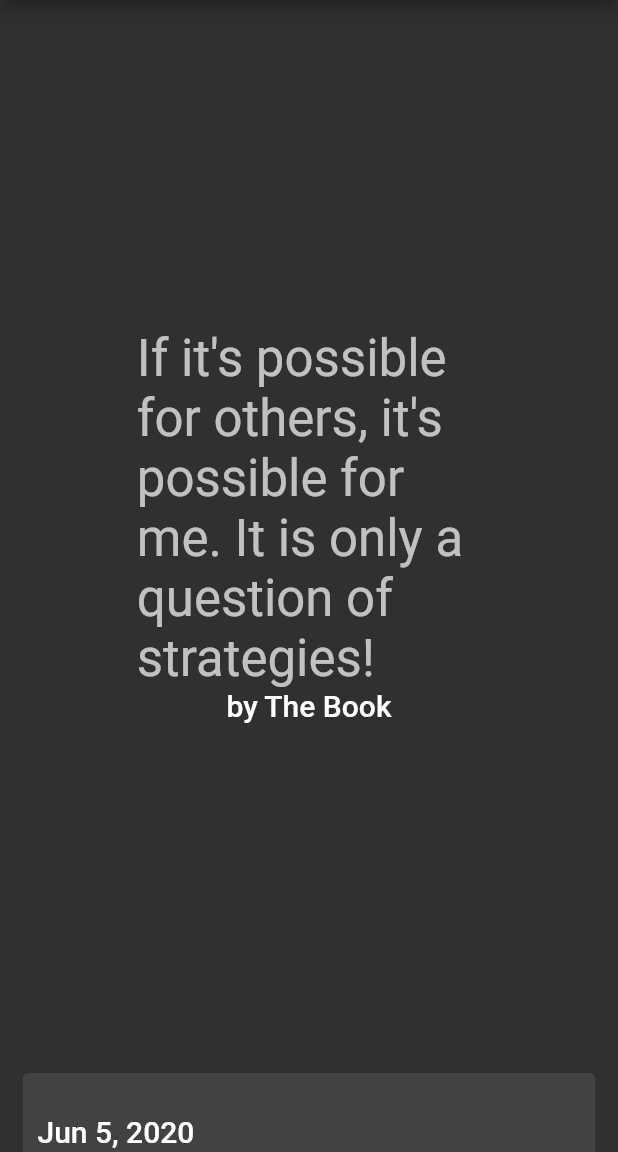
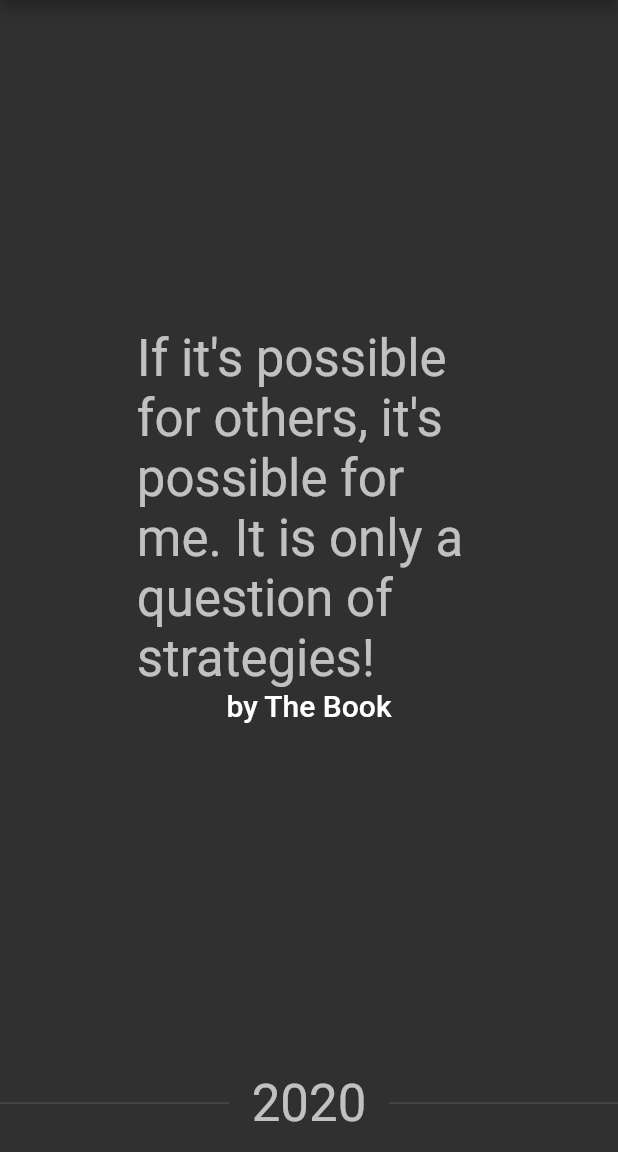
Before and after one commit to duckladydinh/duckladydinh.github.io, a Flutter app: the screen it shows after launch, swiped to page 4, on a phone screen of 412 x 824 dp, the part 84-1236 px from its top. Run offline on Flutter 3.47's test engine with Material 2 defaults, Android fonts, the light colour scheme and no system bars; drawn by our look-alikes of carousel_slider.

Commit message:
CM0043 (flutter): group events by year and add some more older events for testing

```diff
--- a/lib/data/manual_app_data.dart
+++ b/lib/data/manual_app_data.dart
@@ -66,6 +66,23 @@ final idioms = [
 ];
 
 final events = [
+  Event(
+    date: DateTime(2016, 9, 5),
+    summary: "I came to Germany!",
+    story: null,
+  ),
+  Event(
+    date: DateTime(2017, 1, 29),
+    summary:
+        "FAU Winter Contest, runner-up at TUM, my first glory ever at university!",
+    story: null,
+  ),
+  Event(
+    date: DateTime(2019, 4, 17),
+    summary:
+        "For the first time in many years, I finally made my way through Code Jam Round 1! (Rank 902 Round 1A)",
+    story: null,
+  ),
   Event(
     date: DateTime(2020, 2, 5),
     summary: "I graduated! Eureka!",
@@ -143,7 +160,7 @@ final events = [
   Event(
     date: DateTime(2020, 6, 5),
     summary:
-        "Fun experiement! A little bird told me my English was too broken. Today, I recodered myself singing in English and Vietnamese and surprisingly, both are equally broken to the point that I can feel the struggle in pronouncing every word.",
+        "Fun experiment! A little bird told me my English was too broken. Today, I recodered myself singing in English and Vietnamese and surprisingly, both are equally broken to the point that I can feel the struggle in pronouncing every word.",
     story: null,
   ),
 ];
--- /dev/null
+++ b/lib/widgets/annotated_divider.dart
@@ -0,0 +1,35 @@
+import 'package:flutter/material.dart';
+
+class AnnotatedDivider extends StatelessWidget {
+  final String text;
+  final double thickness;
+  final double textPadding;
+
+  AnnotatedDivider(this.text, {this.thickness = 1.0, this.textPadding = 15.0});
+
+  @override
+  Widget build(BuildContext context) {
+    return Row(
+      crossAxisAlignment: CrossAxisAlignment.center,
+      children: [
+        Expanded(
+          child: Divider(
+            thickness: this.thickness,
+          ),
+        ),
+        Padding(
+          padding: EdgeInsets.all(this.textPadding),
+          child: Text(
+            this.text,
+            style: Theme.of(context).textTheme.headline4,
+          ),
+        ),
+        Expanded(
+          child: Divider(
+            thickness: this.thickness,
+          ),
+        ),
+      ],
+    );
+  }
+}
--- a/lib/widgets/event_board.dart
+++ b/lib/widgets/event_board.dart
@@ -1,8 +1,10 @@
 import 'dart:math';
 
 import 'package:duckladydinh/api/models.dart';
+import 'package:duckladydinh/widgets/event_card.dart';
 import 'package:flutter/material.dart';
-import 'package:intl/intl.dart';
+
+import 'annotated_divider.dart';
 
 class EventBoard extends StatelessWidget {
   final double estimatedHeight;
@@ -17,42 +19,29 @@ class EventBoard extends StatelessWidget {
     final cols = max(1, (this.maxWidth / this.minWidth).floor());
     final estimatedColWidth = this.maxWidth / cols;
 
-    return GridView.count(
-      childAspectRatio: estimatedColWidth / this.estimatedHeight,
-      physics: ScrollPhysics(),
-      crossAxisCount: cols,
-      shrinkWrap: true,
-      children: [
-        for (var event in events)
-          Card(
-            key: event.key,
-            margin: EdgeInsets.symmetric(horizontal: 15, vertical: 15),
-            child: InkWell(
-              onTap: () {},
-              child: Padding(
-                padding: EdgeInsets.symmetric(horizontal: 10, vertical: 10),
-                child: Column(
-                  mainAxisAlignment: MainAxisAlignment.center,
-                  crossAxisAlignment: CrossAxisAlignment.stretch,
-                  children: [
-                    Text(
-                      DateFormat.yMMMd().format(event.date),
-                      style: Theme.of(context).textTheme.headline6,
-                    ),
-                    const Divider(),
-                    Text(
-                      event.summary,
-                      style: Theme.of(context)
-                          .textTheme
-                          .apply(fontSizeFactor: 1.25)
-                          .bodyText1,
-                    ),
-                  ],
+    final eventMap = Map<int, List<Event>>();
+    for (var event in this.events) {
+      final year = event.date.year;
+      if (!eventMap.containsKey(year)) {
+        eventMap[year] = List<Event>();
+      }
+      final eventList = eventMap[year];
+      eventList.add(event);
+    }
+
+    return Column(
+      children: eventMap.entries
+          .expand((e) => [
+                AnnotatedDivider(e.key.toString()),
+                GridView.count(
+                  childAspectRatio: estimatedColWidth / this.estimatedHeight,
+                  physics: ScrollPhysics(),
+                  crossAxisCount: cols,
+                  shrinkWrap: true,
+                  children: [for (var event in e.value) EventCard(event)],
                 ),
-              ),
-            ),
-          ),
-      ],
+              ])
+          .toList(),
     );
   }
 }
--- /dev/null
+++ b/lib/widgets/event_card.dart
@@ -0,0 +1,42 @@
+import 'package:duckladydinh/api/models.dart';
+import 'package:flutter/material.dart';
+import 'package:intl/intl.dart';
+
+class EventCard extends StatelessWidget {
+  final Event event;
+
+  EventCard(this.event);
+
+  @override
+  Widget build(BuildContext context) {
+    return Card(
+      key: this.event.key,
+      margin: EdgeInsets.all(15.0),
+      child: InkWell(
+        onTap: () {},
+        child: Padding(
+          padding: EdgeInsets.all(10.0),
+          child: Column(
+            mainAxisAlignment: MainAxisAlignment.center,
+            crossAxisAlignment: CrossAxisAlignment.stretch,
+            children: [
+              Text(
+                DateFormat.yMMMd().format(this.event.date),
+                style: Theme.of(context).textTheme.headline6,
+              ),
+              const Divider(),
+              Text(
+                this.event.summary,
+                style: Theme.of(context)
+                    .textTheme
+                    .apply(fontSizeFactor: 1.25)
+                    .bodyText1,
+                textAlign: TextAlign.justify,
+              ),
+            ],
+          ),
+        ),
+      ),
+    );
+  }
+}
--- a/lib/widgets/idiom_board.dart
+++ b/lib/widgets/idiom_board.dart
@@ -44,7 +44,7 @@ class _IdiomBoardState extends State<IdiomBoard> {
           autoPlay: true,
           enlargeCenterPage: true,
           scrollPhysics: ScrollPhysics(),
-          autoPlayInterval: const Duration(seconds: 10),
+          autoPlayInterval: const Duration(seconds: 8),
           aspectRatio: widget.boardRatio,
         ),
         carouselController: _carouselController,
```
